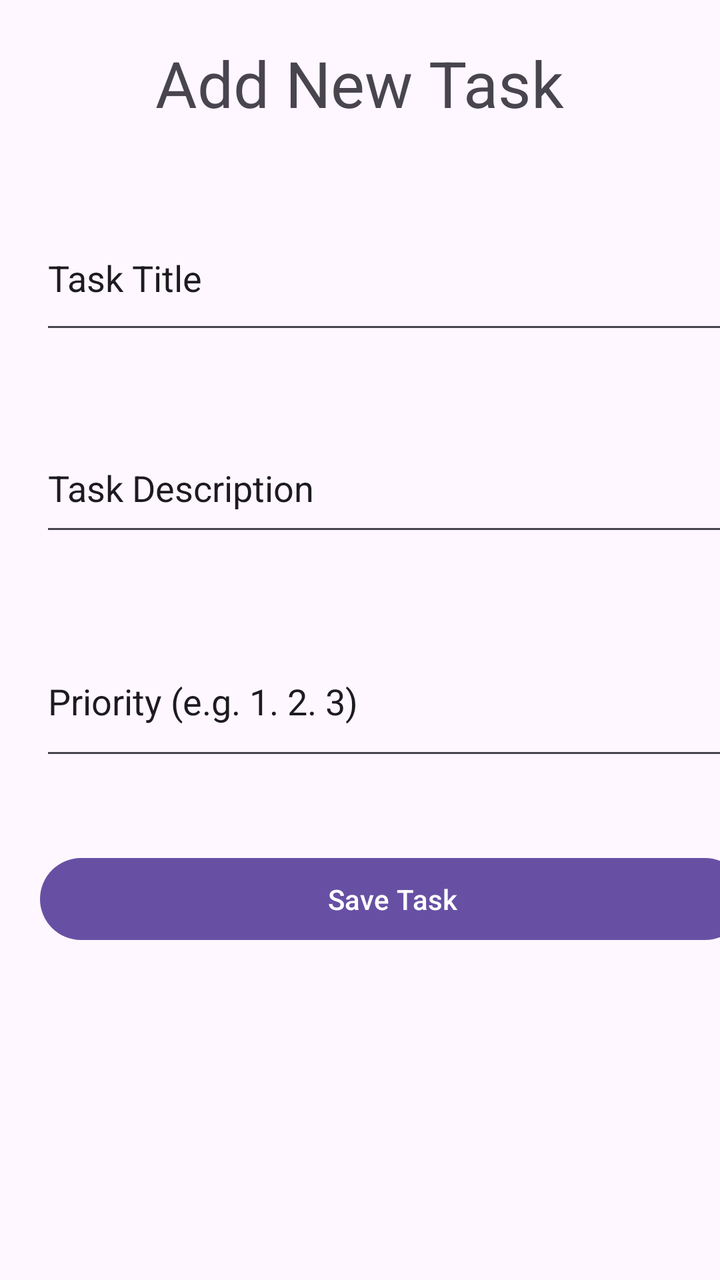
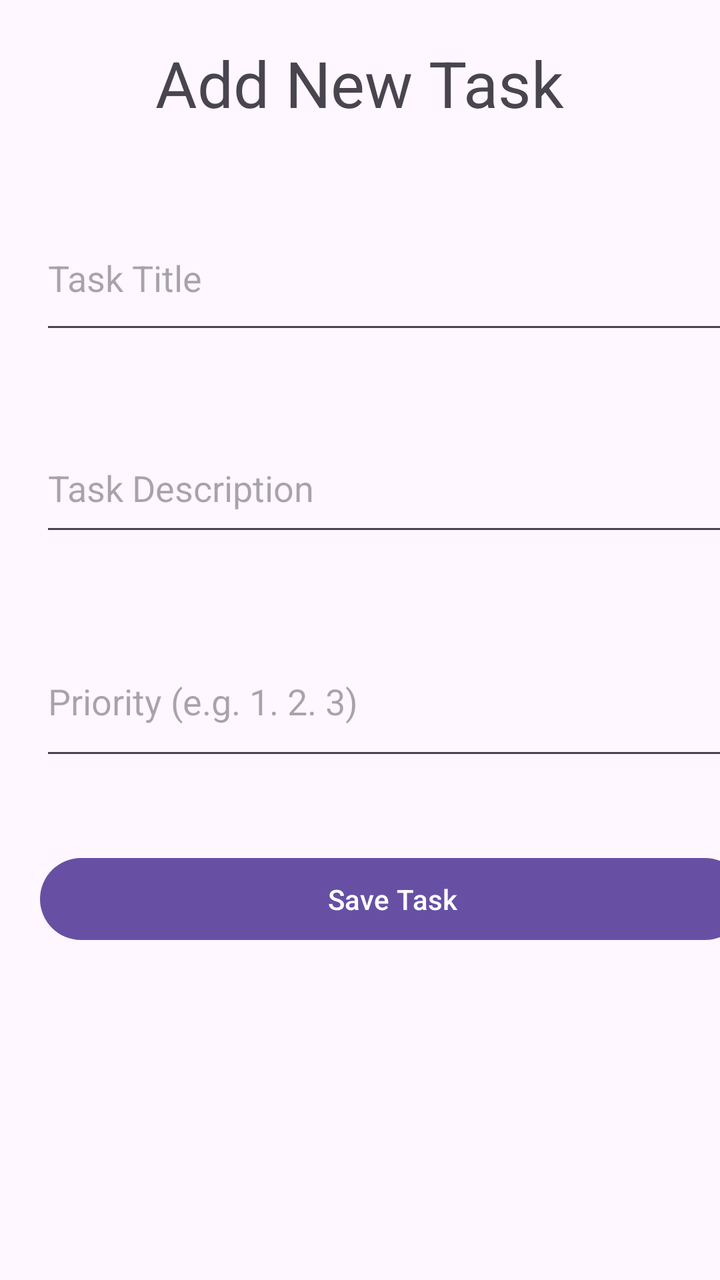

The first picture is an Android layout as it rendered before a commit; the second is the same layout after the commit. The layout source and the unified diff follow.
<!-- AndroidManifest.xml: application theme Theme.FinalProjShab -->
<!-- res/layout/activity_add_task.xml -->
<?xml version="1.0" encoding="utf-8"?>
<LinearLayout xmlns:android="http://schemas.android.com/apk/res/android"
    xmlns:app="http://schemas.android.com/apk/res-auto"
    xmlns:tools="http://schemas.android.com/tools"
    android:id="@+id/main"
    android:layout_width="match_parent"
    android:layout_height="match_parent"
    android:layout_gravity="center"
    android:orientation="vertical"
    tools:context=".ViewPkg.activity_add_task">

    <TextView
        android:id="@+id/TextView"
        android:layout_width="wrap_content"
        android:layout_height="wrap_content"
        android:layout_gravity="center"
        android:layout_margin="20dp"
        android:text="Add New Task"
        android:textSize="32sp" />

    <EditText
        android:id="@+id/etTitle"
        android:layout_width="356dp"
        android:layout_height="69dp"
        android:layout_margin="20dp"
        android:ems="10"
        android:inputType="text"
        android:text="Task Title" />

    <EditText
        android:id="@+id/etDescription"
        android:layout_width="358dp"
        android:layout_height="61dp"
        android:layout_margin="20dp"
        android:ems="10"
        android:inputType="text"
        android:text="Task Description" />

    <EditText
        android:id="@+id/etPriority"
        android:layout_width="359dp"
        android:layout_height="72dp"
        android:layout_margin="20dp"
        android:ems="10"
        android:inputType="text"
        android:text="Priority (e.g. 1. 2. 3)" />

    <Button
        android:id="@+id/btnSaveTask"
        android:layout_width="353dp"
        android:layout_height="49dp"
        android:layout_margin="20dp"
        android:text="Save Task" />
</LinearLayout>
<!-- resources referenced by this layout -->
<resources>
  <style name="Theme.FinalProjShab" parent="Base.Theme.FinalProjShab" />
  <style name="Base.Theme.FinalProjShab" parent="Theme.Material3.DayNight.NoActionBar">
          
          
      </style>
</resources>

<!-- the commit's change to res/layout/activity_add_task.xml (unified diff, before → after) -->
@@ -24,8 +24,8 @@
         android:layout_height="69dp"
         android:layout_margin="20dp"
         android:ems="10"
-        android:inputType="text"
-        android:text="Task Title" />
+        android:hint="Task Title"
+        android:inputType="text" />
 
     <EditText
         android:id="@+id/etDescription"
@@ -33,8 +33,8 @@
         android:layout_height="61dp"
         android:layout_margin="20dp"
         android:ems="10"
-        android:inputType="text"
-        android:text="Task Description" />
+        android:hint="Task Description"
+        android:inputType="text" />
 
     <EditText
         android:id="@+id/etPriority"
@@ -42,8 +42,8 @@
         android:layout_height="72dp"
         android:layout_margin="20dp"
         android:ems="10"
-        android:inputType="text"
-        android:text="Priority (e.g. 1. 2. 3)" />
+        android:hint="Priority (e.g. 1. 2. 3)"
+        android:inputType="text" />
 
     <Button
         android:id="@+id/btnSaveTask"
